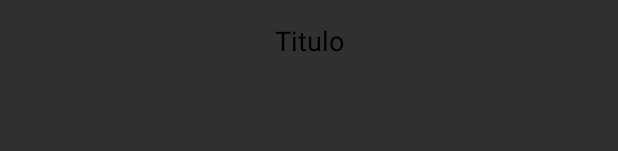
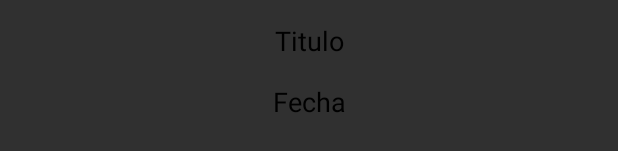
Before and after one commit to Riosmena/Examen-Argumentativo, an Android app: the layout item_pelicula.xml on its own in the app's theme, with its tools: preview values and no code run, on a phone screen of 412 x 824 dp. Shown: the part 206-357 px from the top of the screen. Run offline under Robolectric (Android 15) with nearby library versions, the phone set to English and light mode, and no system bars.

Commit message:
Finish App

```diff
--- a/Peliculas/app/src/main/java/com/example/kotlin/peliculas/data/network/model/PeliculaBase.kt
+++ b/Peliculas/app/src/main/java/com/example/kotlin/peliculas/data/network/model/PeliculaBase.kt
@@ -1,8 +1,9 @@
-package com.example.kotlin.peliculas.model
+package com.example.kotlin.peliculas.data.network.model
 
 import com.google.gson.annotations.SerializedName
 
 data class PeliculaBase(
     @SerializedName("title") val title: String,
     @SerializedName("poster_path") val poster_path: String,
+    @SerializedName("release_date") val release_date: String,
 )
--- a/Peliculas/app/src/main/java/com/example/kotlin/peliculas/data/network/model/PeliculasObject.kt
+++ b/Peliculas/app/src/main/java/com/example/kotlin/peliculas/data/network/model/PeliculasObject.kt
@@ -1,6 +1,5 @@
 package com.example.kotlin.peliculas.data.network.model
 
-import com.example.kotlin.peliculas.model.PeliculaBase
 import com.google.gson.annotations.SerializedName
 
 data class PeliculasObject(
--- a/Peliculas/app/src/main/java/com/example/kotlin/peliculas/framework/adapters/PeliculaAdapter.kt
+++ b/Peliculas/app/src/main/java/com/example/kotlin/peliculas/framework/adapters/PeliculaAdapter.kt
@@ -3,7 +3,7 @@ package com.example.kotlin.peliculas.adapters
 import android.view.LayoutInflater
 import android.view.ViewGroup
 import androidx.recyclerview.widget.RecyclerView
-import com.example.kotlin.peliculas.model.PeliculaBase
+import com.example.kotlin.peliculas.data.network.model.PeliculaBase
 import com.example.kotlin.peliculas.adapters.viewholders.PeliculaViewHolder
 import com.example.kotlin.peliculas.databinding.ItemPeliculaBinding
 
--- a/Peliculas/app/src/main/java/com/example/kotlin/peliculas/framework/adapters/viewholders/PeliculaViewHolder.kt
+++ b/Peliculas/app/src/main/java/com/example/kotlin/peliculas/framework/adapters/viewholders/PeliculaViewHolder.kt
@@ -2,13 +2,14 @@ package com.example.kotlin.peliculas.adapters.viewholders
 
 import androidx.recyclerview.widget.RecyclerView
 import com.example.kotlin.peliculas.utils.Constants
-import com.example.kotlin.peliculas.model.PeliculaBase
+import com.example.kotlin.peliculas.data.network.model.PeliculaBase
 import com.example.kotlin.peliculas.databinding.ItemPeliculaBinding
 import com.squareup.picasso.Picasso
 
 class PeliculaViewHolder(private val binding: ItemPeliculaBinding) : RecyclerView.ViewHolder(binding.root) {
     fun bind(item: PeliculaBase){
         binding.TVTitle.text = item.title
+        binding.TVDate.text = item.release_date
 
         val imageUrl = Constants.BASE_IMG_URL + item.poster_path
         Picasso.get().load(imageUrl).into(binding.IVPhoto)
--- a/Peliculas/app/src/main/res/layout/item_pelicula.xml
+++ b/Peliculas/app/src/main/res/layout/item_pelicula.xml
@@ -21,5 +21,14 @@
         android:text="Titulo"
         android:id="@+id/TVTitle"
         />
+    <TextView        android:layout_width="match_parent"
+        android:layout_height="wrap_content"
+        android:textSize="18sp"
+        android:textColor="@color/black"
+        android:gravity="center"
+        android:layout_marginTop="16dp"
+        android:text="Fecha"
+        android:id="@+id/TVDate"
+        />
 
 </LinearLayout>
```
Also changed, not shown: Peliculas/app/src/main/java/com/example/kotlin/peliculas/framework/views/MainActivity.kt (+4 -7 lines).
